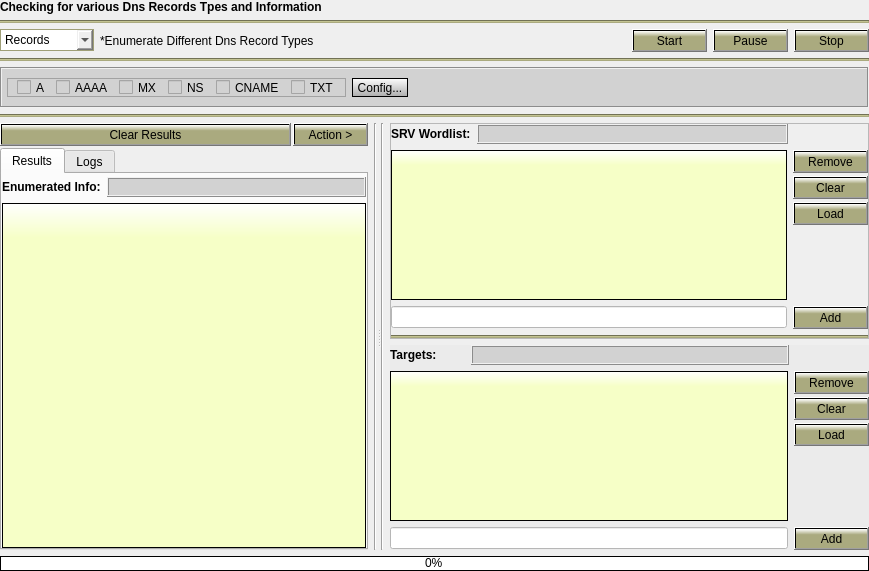
Old version of the form Gui/src/DnsTab/Dns.ui in the repository 3nock/OTE.
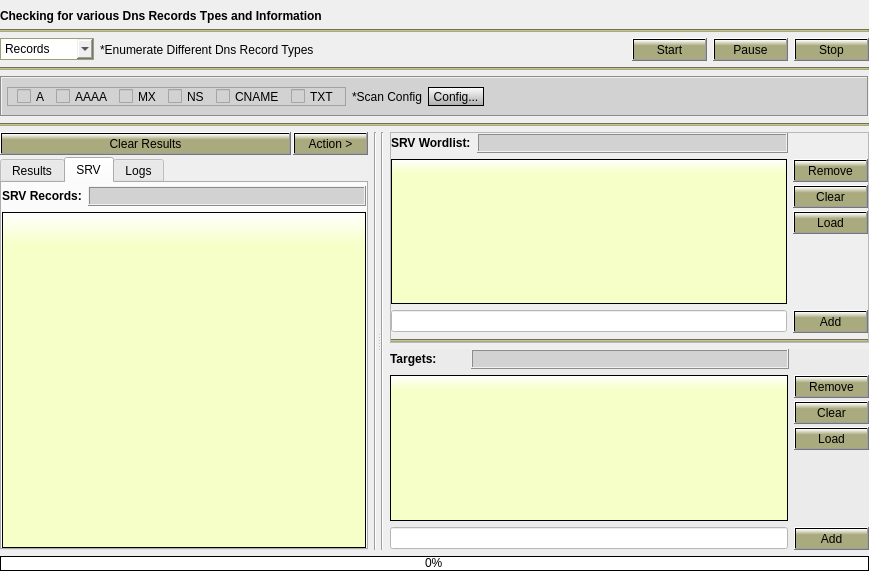
New version of the form. The open tabs and pages were chosen to show the change.

Commit message: added srv records enumeration

The edit to the form file:
```diff
--- a/Gui/src/DnsTab/Dns.ui
+++ b/Gui/src/DnsTab/Dns.ui
@@ -18,7 +18,7 @@
     <number>0</number>
    </property>
    <property name="topMargin">
-    <number>0</number>
+    <number>9</number>
    </property>
    <property name="rightMargin">
     <number>0</number>
@@ -187,7 +187,7 @@
          <number>5</number>
         </property>
         <item>
-         <widget class="QFrame" name="frame">
+         <widget class="QFrame" name="frame_records">
           <property name="sizePolicy">
            <sizepolicy hsizetype="Preferred" vsizetype="Maximum">
             <horstretch>0</horstretch>
@@ -321,6 +321,13 @@
           </layout>
          </widget>
         </item>
+        <item>
+         <widget class="QLabel" name="label_4">
+          <property name="text">
+           <string>*Scan Config</string>
+          </property>
+         </widget>
+        </item>
         <item>
          <widget class="QToolButton" name="toolButton">
           <property name="styleSheet">
@@ -557,6 +564,122 @@
              </item>
             </layout>
            </widget>
+           <widget class="QWidget" name="tab_srv">
+            <attribute name="title">
+             <string>SRV</string>
+            </attribute>
+            <layout class="QVBoxLayout" name="verticalLayout_13">
+             <property name="leftMargin">
+              <number>0</number>
+             </property>
+             <property name="topMargin">
+              <number>3</number>
+             </property>
+             <property name="rightMargin">
+              <number>0</number>
+             </property>
+             <property name="bottomMargin">
+              <number>0</number>
+             </property>
+             <item>
+              <layout class="QHBoxLayout" name="horizontalLayout_14">
+               <item>
+                <widget class="QLabel" name="label_7">
+                 <property name="sizePolicy">
+                  <sizepolicy hsizetype="Maximum" vsizetype="Preferred">
+                   <horstretch>0</horstretch>
+                   <verstretch>0</verstretch>
+                  </sizepolicy>
+                 </property>
+                 <property name="font">
+                  <font>
+                   <weight>75</weight>
+                   <bold>true</bold>
+                  </font>
+                 </property>
+                 <property name="text">
+                  <string>SRV Records:</string>
+                 </property>
+                </widget>
+               </item>
+               <item>
+                <widget class="QLabel" name="label_srvCount">
+                 <property name="minimumSize">
+                  <size>
+                   <width>0</width>
+                   <height>20</height>
+                  </size>
+                 </property>
+                 <property name="styleSheet">
+                  <string notr="true">background-color: rgb(210, 210, 210);</string>
+                 </property>
+                 <property name="frameShape">
+                  <enum>QFrame::Box</enum>
+                 </property>
+                 <property name="frameShadow">
+                  <enum>QFrame::Raised</enum>
+                 </property>
+                 <property name="text">
+                  <string/>
+                 </property>
+                </widget>
+               </item>
+              </layout>
+             </item>
+             <item>
+              <widget class="QTableView" name="tableView_srv">
+               <property name="font">
+                <font>
+                 <family>MS Shell Dlg 2</family>
+                 <pointsize>8</pointsize>
+                </font>
+               </property>
+               <property name="styleSheet">
+                <string notr="true">QWidget#tableView_srv{
+background-color: qlineargradient(x1: 0, y1: 0, x2: 0, y2: 1, stop: 0 white, stop: 0.1  rgb(246, 255, 199));
+border-style: solid;
+border-color: black;
+border-width: 1px;
+border-radius: 0px;
+}</string>
+               </property>
+               <property name="editTriggers">
+                <set>QAbstractItemView::DoubleClicked</set>
+               </property>
+               <property name="showGrid">
+                <bool>false</bool>
+               </property>
+               <property name="sortingEnabled">
+                <bool>true</bool>
+               </property>
+               <property name="cornerButtonEnabled">
+                <bool>false</bool>
+               </property>
+               <attribute name="horizontalHeaderMinimumSectionSize">
+                <number>180</number>
+               </attribute>
+               <attribute name="horizontalHeaderDefaultSectionSize">
+                <number>180</number>
+               </attribute>
+               <attribute name="horizontalHeaderShowSortIndicator" stdset="0">
+                <bool>true</bool>
+               </attribute>
+               <attribute name="verticalHeaderVisible">
+                <bool>false</bool>
+               </attribute>
+               <attribute name="verticalHeaderMinimumSectionSize">
+                <number>15</number>
+               </attribute>
+               <attribute name="verticalHeaderDefaultSectionSize">
+                <number>15</number>
+               </attribute>
+               <attribute name="verticalHeaderHighlightSections">
+                <bool>false</bool>
+               </attribute>
+              </widget>
+             </item>
+            </layout>
+           </widget>
            <widget class="QWidget" name="tab_logs">
             <attribute name="title">
              <string>Logs</string>
@@ -614,7 +737,7 @@
        </item>
       </layout>
      </widget>
-     <widget class="QWidget" name="">
+     <widget class="QWidget" name="layoutWidget">
       <layout class="QHBoxLayout" name="horizontalLayout_13">
        <item>
         <widget class="Line" name="line_3">
```
The commit also changes 8 other files.
